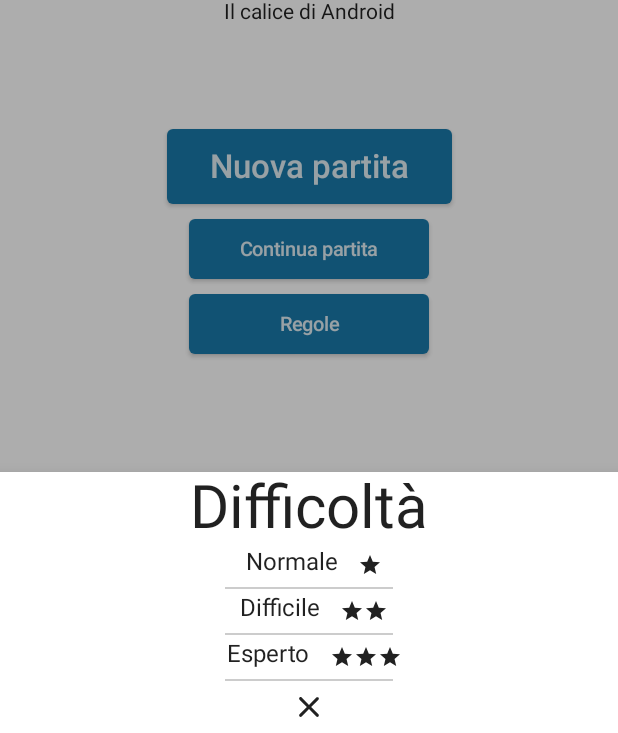
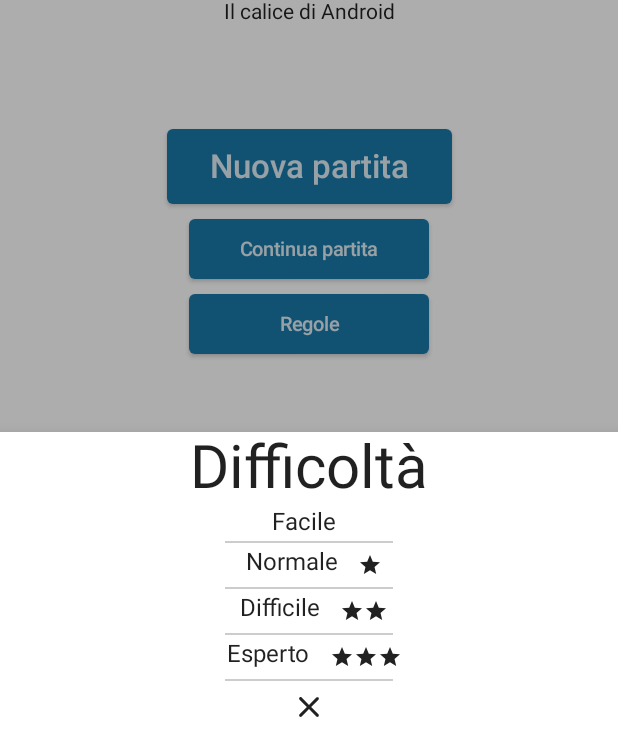
Before and after one commit to StitchMl/Sudoku, an Android app built with Jetpack Compose: the screen it shows after launch (MainActivity), after a tap on "Nuova partita", on a phone screen of 412 x 824 dp, the part 503-1236 px from its top. Run offline under Robolectric (Android 15) with nearby library versions, the phone set to English and light mode, and no system bars.

Commit message:
Commit Sudoku

```diff
--- a/app/src/main/java/com/example/sudoku/MainActivity.kt
+++ b/app/src/main/java/com/example/sudoku/MainActivity.kt
@@ -15,6 +15,7 @@ import androidx.navigation.compose.NavHost
 import androidx.navigation.compose.composable
 import androidx.navigation.compose.rememberNavController
 import com.example.sudoku.screen.FirstScreen
+import com.example.sudoku.screen.NewGameScreen
 import com.example.sudoku.screen.SplashScreen
 import com.example.sudoku.ui.theme.SudokuEIlCaliceDiAndroidTheme
 
@@ -47,7 +48,7 @@ fun Navigation(diff: MutableState<Int>) {
         }
         // Game Screen
         composable("new_game_screen"){
-            /*TODO NewGameScreen(navController, diff)*/
+            NewGameScreen(navController, diff)
         }
         composable("load_game_screen"){
             /*TODO LoadGameScreen(navController)*/
--- a/app/src/main/java/com/example/sudoku/screen/FirstScreen.kt
+++ b/app/src/main/java/com/example/sudoku/screen/FirstScreen.kt
@@ -75,7 +75,7 @@ fun DrawerContent(scope: CoroutineScope, drawerState: BottomDrawerState,
             modifier = Modifier.fillMaxWidth(),
             horizontalAlignment = Alignment.CenterHorizontally
         ) {
-            for (state in 1 until diff.size) {
+            for (state in diff.indices) {
                 Row(modifier = Modifier
                     .clickable {
                         set.setDifficult(diff[state], d)
```
Also changed, not shown: app/src/main/java/com/example/sudoku/screen/GameScreen.kt (+6 -18 lines).
